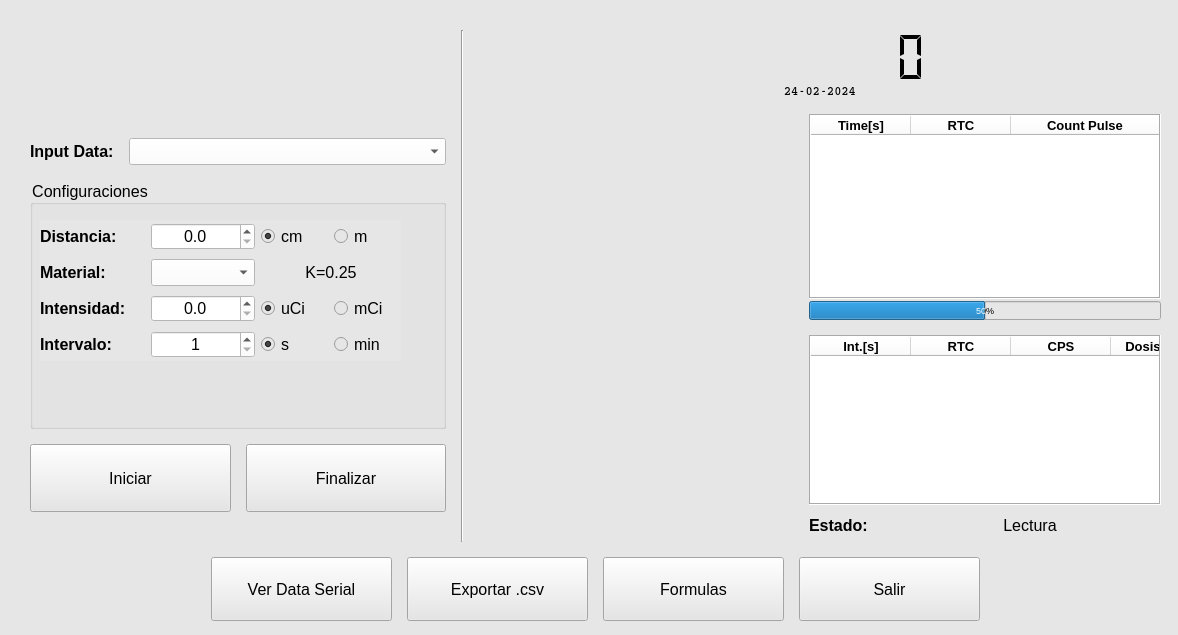
Before: the Qt Designer form appv2/Qt/ui_read_bg51.ui in nvargas24/PocketCube, drawn with Qt 5.
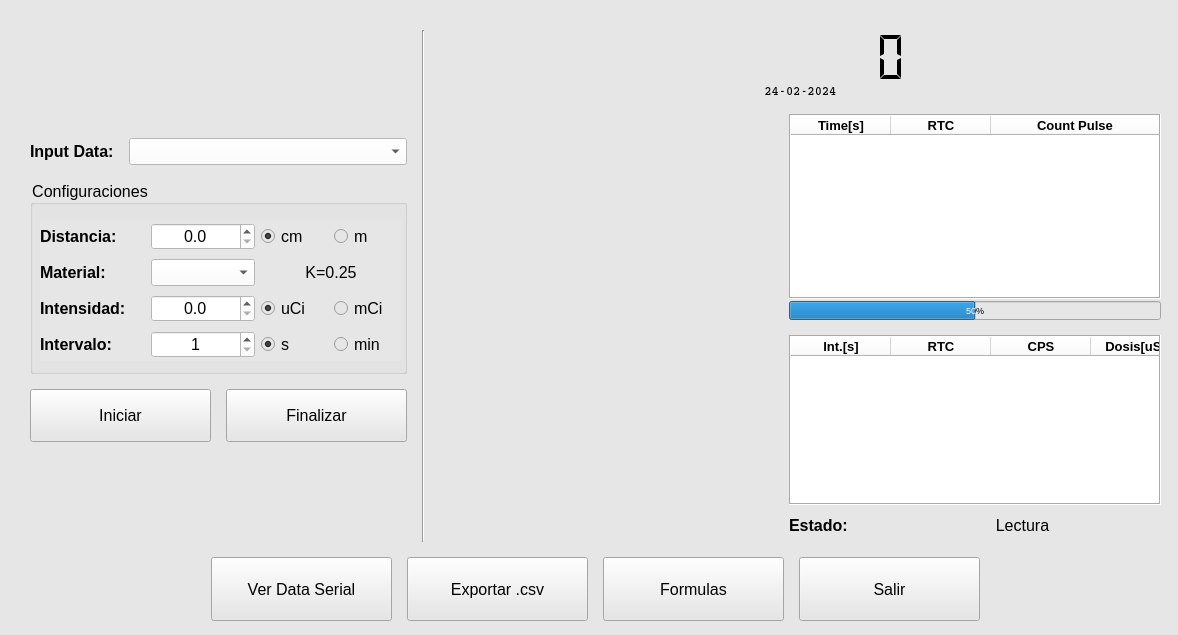
After: the same form once the commit is applied. Icons and pictures are not drawn.

Commit message: ajustes de presentacion de graficos y widgets

The edit to the form file:
```diff
--- a/appv2/Qt/ui_read_bg51.ui
+++ b/appv2/Qt/ui_read_bg51.ui
@@ -31,7 +31,7 @@
       <number>15</number>
      </property>
      <item>
-      <layout class="QHBoxLayout" name="horizontalLayout_16" stretch="11,1,18">
+      <layout class="QHBoxLayout" name="horizontalLayout_16" stretch="11,1,21">
        <item>
         <layout class="QVBoxLayout" name="verticalLayout" stretch="3,13">
          <item>
@@ -92,7 +92,7 @@
           </layout>
          </item>
          <item>
-          <layout class="QVBoxLayout" name="verticalLayout_3" stretch="2,11,3">
+          <layout class="QVBoxLayout" name="verticalLayout_3" stretch="2,11,3,4">
            <property name="bottomMargin">
             <number>30</number>
            </property>
@@ -609,6 +609,19 @@
              </item>
             </layout>
            </item>
+           <item>
+            <spacer name="verticalSpacer">
+             <property name="orientation">
+              <enum>Qt::Vertical</enum>
+             </property>
+             <property name="sizeHint" stdset="0">
+              <size>
+               <width>20</width>
+               <height>40</height>
+              </size>
+             </property>
+            </spacer>
+           </item>
           </layout>
          </item>
         </layout>
```
Left out of the diff: 2 changed lines with no effect on the pictures. The commit also changes 2 other files.
